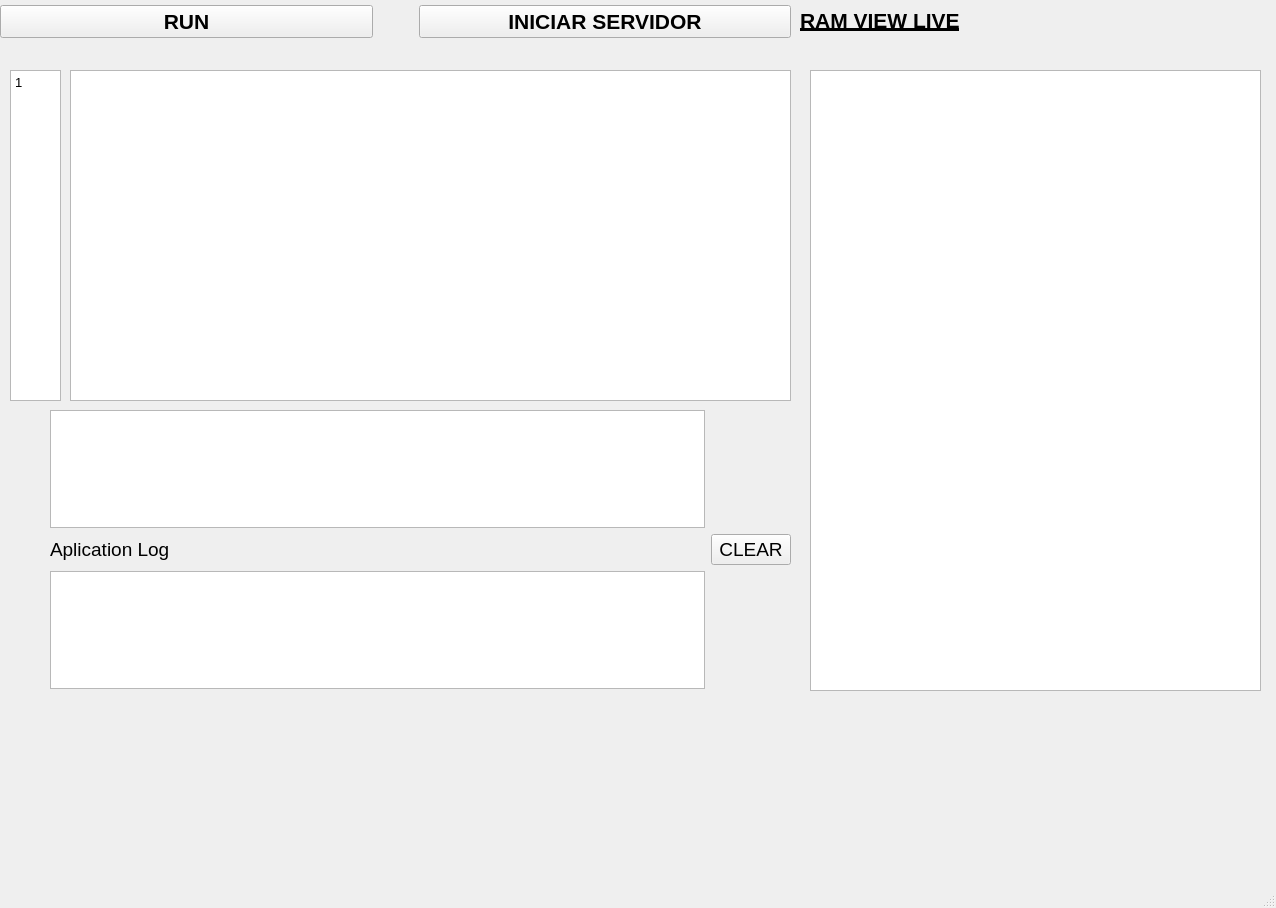
JanM10/Proyecto_1_Qt, file Proyecto_1_Qt/mainwindow.ui: the form before one commit.
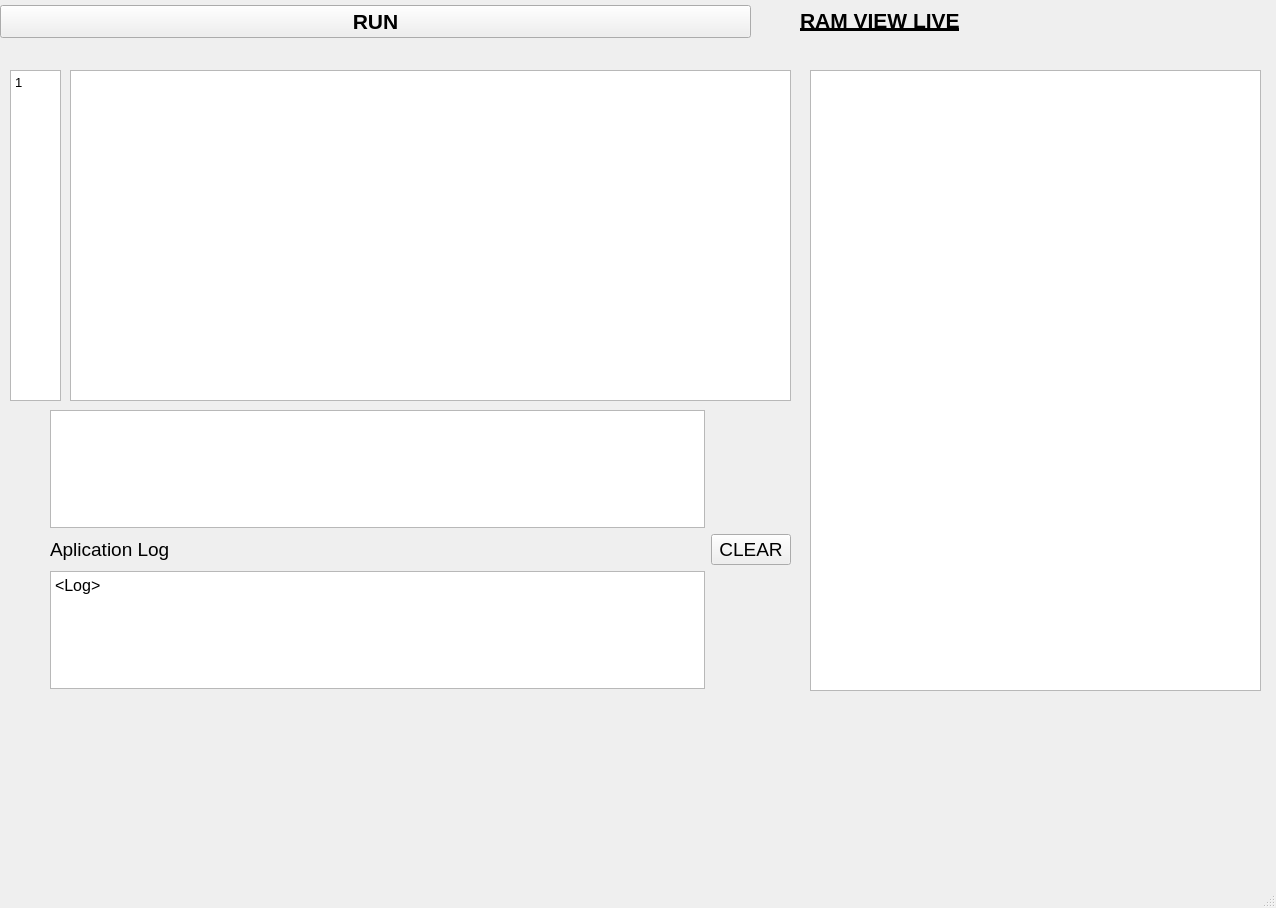
The form after the commit.

Commit message: Se crea la funcion separarTexto, la cual sirve para identificar si dentro de una linea de texto se esta instansiando una variable con su tipo de dato respectivo.

```diff
--- a/Proyecto_1_Qt/mainwindow.ui
+++ b/Proyecto_1_Qt/mainwindow.ui
@@ -126,23 +126,9 @@
        </property>
       </spacer>
      </item>
-     <item>
-      <widget class="QPushButton" name="iniciarServidor">
-       <property name="font">
-        <font>
-         <pointsize>16</pointsize>
-         <weight>75</weight>
-         <bold>true</bold>
-        </font>
-       </property>
-       <property name="text">
-        <string>INICIAR SERVIDOR</string>
-       </property>
-      </widget>
-     </item>
     </layout>
    </widget>
-   <widget class="QWidget" name="">
+   <widget class="QWidget" name="layoutWidget">
     <property name="geometry">
      <rect>
       <x>10</x>
@@ -202,6 +188,13 @@
        <property name="readOnly">
         <bool>true</bool>
        </property>
+       <property name="html">
+        <string>&lt;!DOCTYPE HTML PUBLIC &quot;-//W3C//DTD HTML 4.0//EN&quot; &quot;http://www.w3.org/TR/REC-html40/strict.dtd&quot;&gt;
+&lt;html&gt;&lt;head&gt;&lt;meta name=&quot;qrichtext&quot; content=&quot;1&quot; /&gt;&lt;style type=&quot;text/css&quot;&gt;
+p, li { white-space: pre-wrap; }
+&lt;/style&gt;&lt;/head&gt;&lt;body style=&quot; font-family:'MS Shell Dlg 2'; font-size:12pt; font-weight:400; font-style:normal;&quot;&gt;
+&lt;p style=&quot; margin-top:0px; margin-bottom:0px; margin-left:0px; margin-right:0px; -qt-block-indent:0; text-indent:0px;&quot;&gt;&amp;lt;Log&amp;gt;&lt;/p&gt;&lt;/body&gt;&lt;/html&gt;</string>
+       </property>
       </widget>
      </item>
      <item row="2" column="1">
```
The commit also changes 2 other files.
